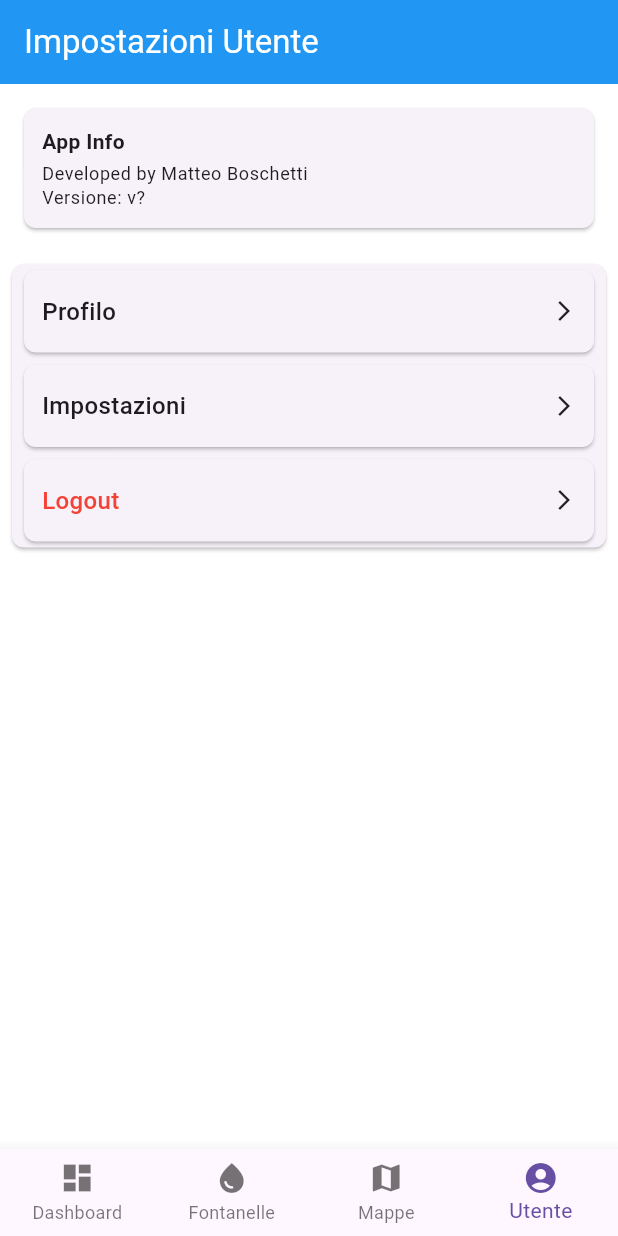
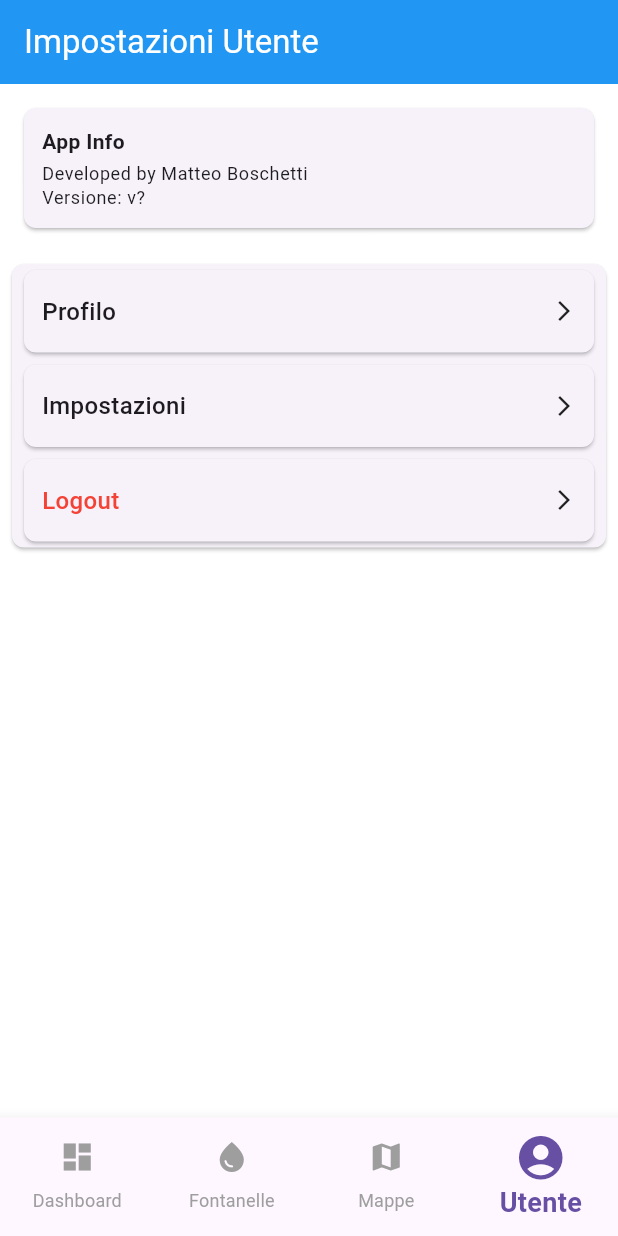
Before and after one commit to ilxBoschetto/splash, a Flutter app: the screen it shows after launch, item 4 of the bottom bar chosen, on a phone screen of 412 x 824 dp. Run offline on Flutter 3.47's test engine with Material 3 defaults, Android fonts, the phone set to English and light mode, and no system bars; our stand-ins replace flutter_dotenv, flutter_map, geolocator, jwt_decoder, latlong2, shared_preferences; network calls fail.

Commit message:
Quick change on menu style

```diff
--- a/application/lib/app_layout.dart
+++ b/application/lib/app_layout.dart
@@ -35,11 +35,32 @@ class _AppLayoutState extends State<AppLayout> {
         currentIndex: _selectedIndex,
         onTap: _onItemTapped,
         type: BottomNavigationBarType.fixed,
+        selectedItemColor: Theme.of(context).colorScheme.primary,
+        unselectedItemColor: Colors.grey,
+        selectedLabelStyle: const TextStyle(
+          fontWeight: FontWeight.bold,
+          fontSize: 18,
+        ),
+        unselectedLabelStyle: const TextStyle(
+          fontWeight: FontWeight.normal,
+          fontSize: 12,
+        ),
+        selectedIconTheme: const IconThemeData(size: 35),
+        unselectedIconTheme: const IconThemeData(size: 24),
         items: const [
-          BottomNavigationBarItem(icon: Icon(Icons.dashboard), label: 'Dashboard'),
-          BottomNavigationBarItem(icon: Icon(Icons.water_drop), label: 'Fontanelle'),
+          BottomNavigationBarItem(
+            icon: Icon(Icons.dashboard),
+            label: 'Dashboard',
+          ),
+          BottomNavigationBarItem(
+            icon: Icon(Icons.water_drop),
+            label: 'Fontanelle',
+          ),
           BottomNavigationBarItem(icon: Icon(Icons.map), label: 'Mappe'),
-          BottomNavigationBarItem(icon: Icon(Icons.account_circle), label: 'Utente'),
+          BottomNavigationBarItem(
+            icon: Icon(Icons.account_circle),
+            label: 'Utente',
+          ),
         ],
       ),
     );
```
